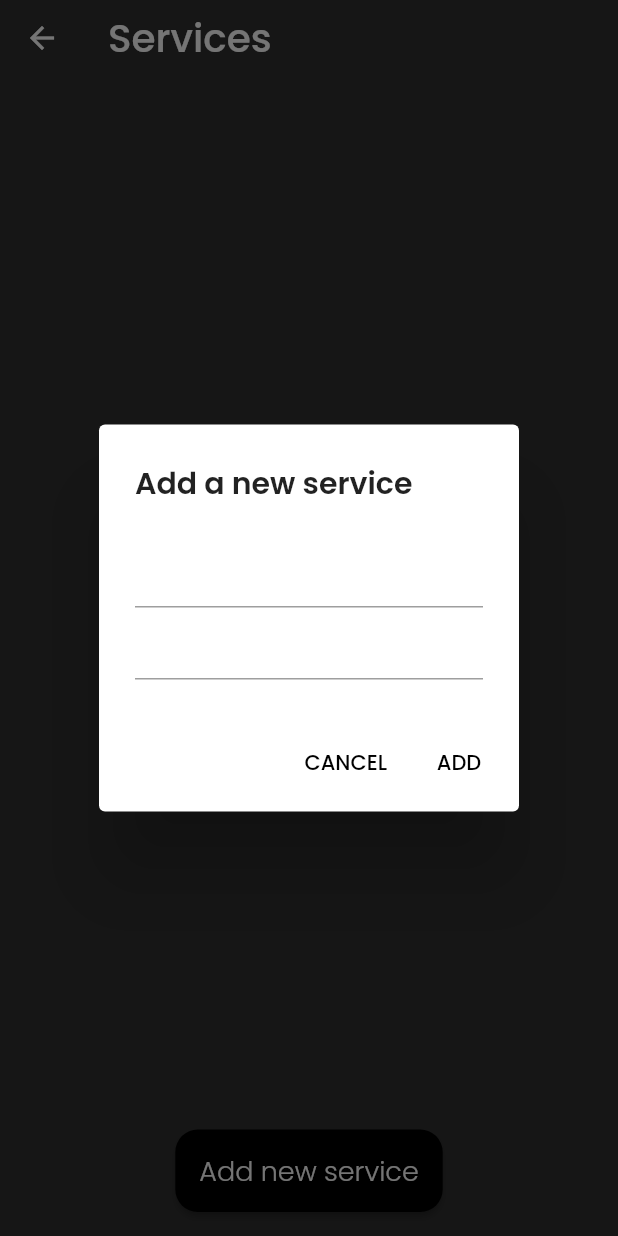
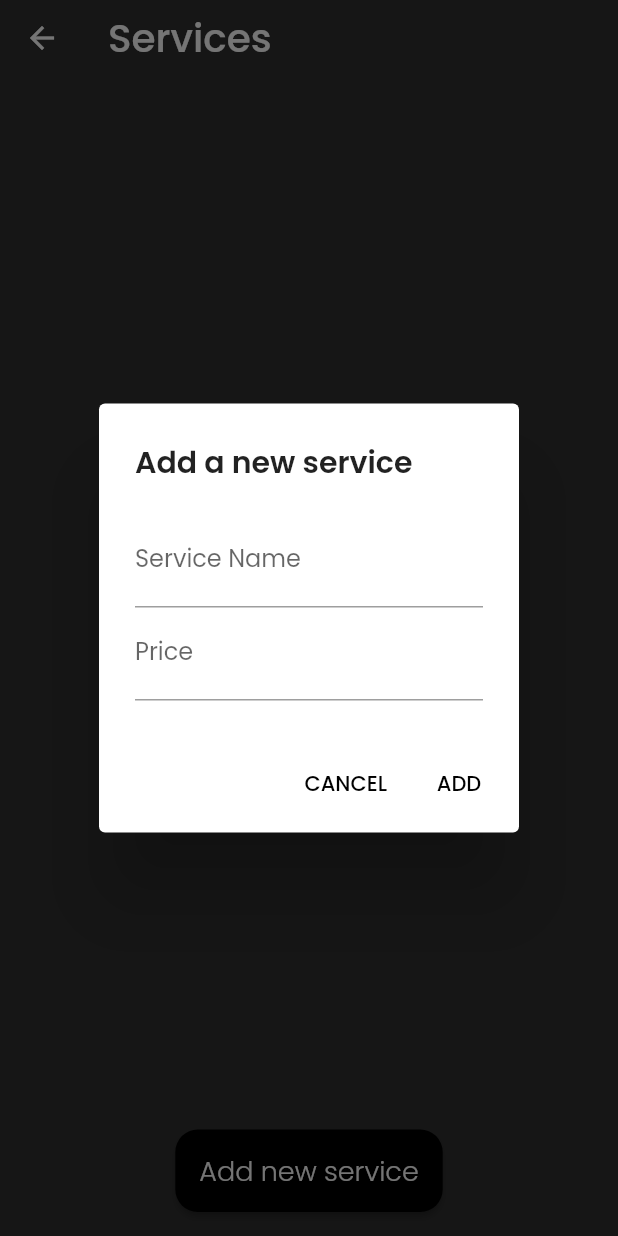
Before and after one commit to princesanjivy/repostaffs, a Flutter app: the AddEditService screen opened directly, after a tap on "Add new service", on a phone screen of 412 x 824 dp. Run offline on Flutter 3.47's test engine with Material 2 defaults, Android fonts, the phone set to English and light mode, and no system bars; our stand-ins replace cloud_firestore, firebase_auth, firebase_core, firebase_storage, form_field_validator, google_fonts and 2 more; missing offline and left inert: qr_code_scanner; accounts and stored records are empty; network calls fail; statements that could not run were skipped.

Commit message:
add services, attendance module completed

```diff
--- a/lib/main.dart
+++ b/lib/main.dart
@@ -30,7 +30,7 @@ class _MyAppState extends State<MyApp> {
           initialData: null,
           create: (context) =>
               context.read<AuthenticationService>().authStateChanges,
-        )
+        ),
       ],
       child: MaterialApp(
         theme: ThemeData(
--- a/lib/screens/add_edit_service.dart
+++ b/lib/screens/add_edit_service.dart
@@ -1,5 +1,6 @@
 import 'package:cloud_firestore/cloud_firestore.dart';
 import 'package:flutter/material.dart';
+import 'package:google_fonts/google_fonts.dart';
 import 'package:repostaffs/components/my_appbar.dart';
 import 'package:repostaffs/components/my_text.dart';
 import 'package:repostaffs/components/row_text.dart';
@@ -11,6 +12,9 @@ class AddEditService extends StatefulWidget {
 }
 
 class _AddEditServiceState extends State<AddEditService> {
+  TextEditingController _nameController = TextEditingController();
+  TextEditingController _priceController = TextEditingController();
+
   @override
   Widget build(BuildContext context) {
     return Scaffold(
@@ -44,8 +48,9 @@ class _AddEditServiceState extends State<AddEditService> {
                               child: MyRowText(
                                 heading: servicesSnapshot.data.docs[index]
                                     .get("name"),
-                                text: servicesSnapshot.data.docs[index]
-                                    .get("price"),
+                                text: "₹" +
+                                    servicesSnapshot.data.docs[index]
+                                        .get("price"),
                               ),
                             );
                           },
@@ -67,8 +72,23 @@ class _AddEditServiceState extends State<AddEditService> {
                     content: Column(
                       mainAxisSize: MainAxisSize.min,
                       children: [
-                        TextField(),
-                        TextField(),
+                        TextField(
+                          controller: _nameController,
+                          decoration: InputDecoration(
+                            labelText: "Service Name",
+                            labelStyle: GoogleFonts.poppins(),
+                          ),
+                          style: GoogleFonts.poppins(),
+                        ),
+                        TextField(
+                          controller: _priceController,
+                          decoration: InputDecoration(
+                            labelText: "Price",
+                            labelStyle: GoogleFonts.poppins(),
+                          ),
+                          style: GoogleFonts.poppins(),
+                          keyboardType: TextInputType.number,
+                        ),
                       ],
                     ),
                     actions: [
@@ -83,7 +103,20 @@ class _AddEditServiceState extends State<AddEditService> {
                         ),
                       ),
                       TextButton(
-                        onPressed: () {},
+                        onPressed: () async {
+                          await FirebaseFirestore.instance
+                              .collection("services")
+                              .add(
+                            {
+                              "name": _nameController.text,
+                              "price": _priceController.text,
+                            },
+                          );
+
+                          Navigator.pop(context);
+                          _nameController.clear();
+                          _priceController.clear();
+                        },
                         child: MyText(
                           "ADD",
                           color: PRIMARY,
--- a/lib/services/auth.dart
+++ b/lib/services/auth.dart
@@ -4,7 +4,9 @@ class AuthenticationService {
   final FirebaseAuth _firebaseAuth;
   User user;
 
-  AuthenticationService(this._firebaseAuth);
+  AuthenticationService(this._firebaseAuth) {
+    this.user = _firebaseAuth.currentUser;
+  }
 
   Stream<User> get authStateChanges => _firebaseAuth.idTokenChanges();
   User get getUser => user;
```
Also changed, not shown: lib/models/user.dart (deleted, +0 -7 lines), lib/screens/attendance_admin.dart (+15 -3 lines), lib/screens/home_page.dart (+16 -1 lines), lib/screens/staff_attendance.dart (+10 -3 lines).
